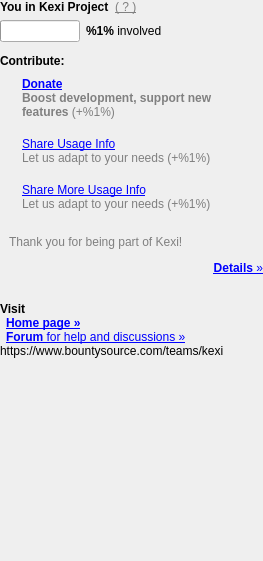
The window that src/main/status/status.ui (KDE/kexi) describes before a commit, drawn with Qt 5.
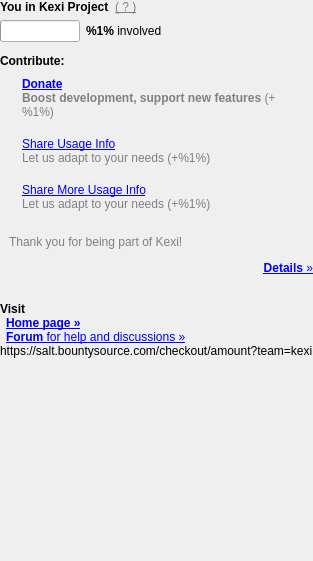
The same window after the commit. Icons and pictures are not drawn.

Commit message: TRIVIAL Welcome status bar: update the donation URL

```diff
--- a/src/main/status/status.ui
+++ b/src/main/status/status.ui
@@ -467,7 +467,7 @@
    <item>
     <widget class="QLabel" name="donation_url">
      <property name="text">
-      <string>https://www.bountysource.com/teams/kexi</string>
+      <string>https://salt.bountysource.com/checkout/amount?team=kexi</string>
      </property>
     </widget>
    </item>
```
